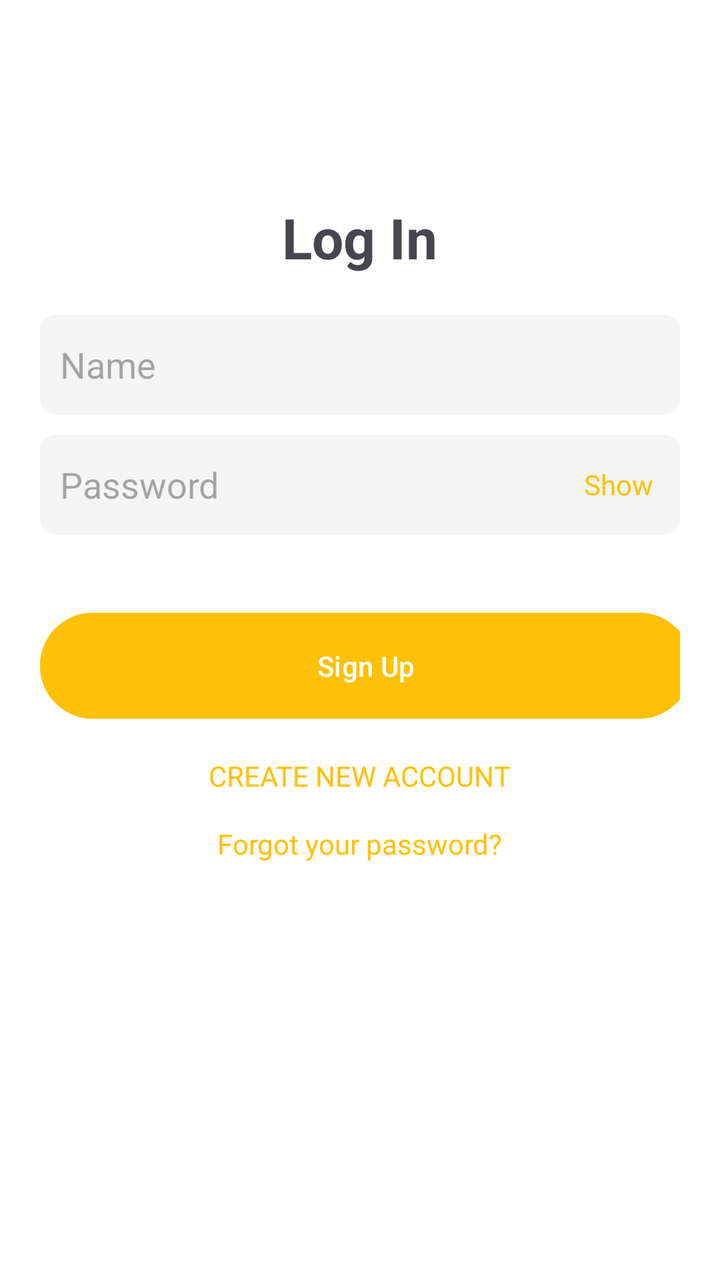
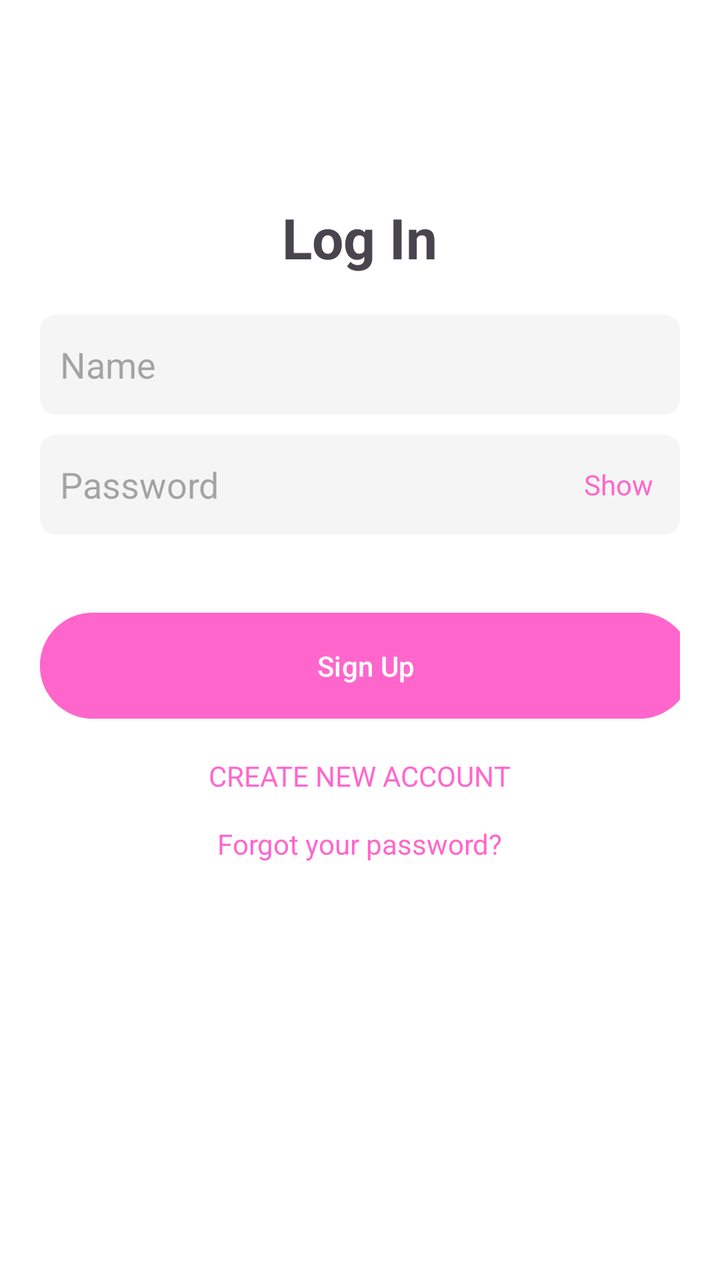

Compare the two renders of this Android layout. The source of the first and the diff that turns it into the second are given below.
<!-- AndroidManifest.xml: application theme Theme.Taxibooking -->
<!-- res/layout/activity_login.xml -->
<?xml version="1.0" encoding="utf-8"?>
<LinearLayout xmlns:android="http://schemas.android.com/apk/res/android"
    xmlns:app="http://schemas.android.com/apk/res-auto"
    xmlns:tools="http://schemas.android.com/tools"
    android:id="@+id/main"
    android:layout_width="match_parent"
    android:layout_height="match_parent"
    android:background="#FFFFFF"
    android:orientation="vertical"
    android:padding="20dp"
    tools:context=".Login">


    
    <TextView
        android:layout_width="wrap_content"
        android:layout_height="wrap_content"
        android:text="Log In"
        android:textSize="28sp"

        android:textStyle="bold"
        android:layout_marginTop="80dp"
        android:layout_gravity="center_horizontal" />

    









    
    <EditText
        android:id="@+id/etName"
        android:layout_width="match_parent"
        android:layout_height="50dp"
        android:hint="Name"
        android:background="@drawable/edittext_background"
        android:padding="10dp"
        android:layout_marginTop="20dp" />

    
    <RelativeLayout
        android:layout_width="match_parent"
        android:layout_height="50dp"
        android:layout_marginTop="10dp"

        android:background="@drawable/edittext_background">

        <EditText
            android:id="@+id/etPassword"
            android:layout_width="match_parent"
            android:layout_height="match_parent"
            android:layout_toStartOf="@id/ivTogglePassword"
            android:background="@android:color/transparent"
            android:hint="Password"
            android:inputType="textPassword"
            android:padding="10dp" />

        <TextView
            android:id="@+id/ivTogglePassword"
            android:layout_width="49dp"
            android:layout_height="32dp"
            android:gravity="center"
            android:textColor="#FFC107"
            android:layout_alignParentEnd="true"
            android:layout_centerVertical="true"
            android:layout_marginEnd="6dp"

            android:text="Show" />
    </RelativeLayout>


    








    
    <Button
        android:id="@+id/btnSignUp"
        android:layout_width="326dp"
        android:layout_height="61dp"

        android:layout_marginTop="35dp"
        android:backgroundTint="#FFC107"
        android:text="Sign Up"
        android:textColor="#FFFFFF" />

    
    <TextView
        android:id="@+id/tvcreatenewaccount"
        android:layout_width="wrap_content"
        android:layout_height="wrap_content"
        android:text="CREATE NEW ACCOUNT"
        android:textColor="#FFC107"
        android:textSize="14sp"
        android:layout_marginTop="15dp"
        android:layout_gravity="center_horizontal" />
    <TextView
        android:id="@+id/tvForgotPassword"
        android:layout_width="wrap_content"
        android:layout_height="wrap_content"
        android:text="Forgot your password?"
        android:textColor="#FFC107"
        android:textSize="14sp"
        android:layout_marginTop="15dp"
        android:layout_gravity="center_horizontal" />

</LinearLayout>
<!-- resources referenced by this layout -->
<resources>
  <!-- drawable edittext_background (drawable) -->
  <?xml version="1.0" encoding="utf-8"?>
  <shape xmlns:android="http://schemas.android.com/apk/res/android" android:shape="rectangle">
      <solid android:color="#F5F5F5" />
      <corners android:radius="8dp" />
  </shape>
  <style name="Theme.Taxibooking" parent="Base.Theme.Taxibooking" />
  <style name="Base.Theme.Taxibooking" parent="Theme.Material3.DayNight.NoActionBar">
          
          
      </style>
</resources>

<!-- the commit's change to res/layout/activity_login.xml (unified diff, before → after) -->
@@ -65,7 +65,7 @@
             android:layout_width="49dp"
             android:layout_height="32dp"
             android:gravity="center"
-            android:textColor="#FFC107"
+            android:textColor="#FF66CC"
             android:layout_alignParentEnd="true"
             android:layout_centerVertical="true"
             android:layout_marginEnd="6dp"
@@ -90,7 +90,7 @@
         android:layout_height="61dp"
 
         android:layout_marginTop="35dp"
-        android:backgroundTint="#FFC107"
+        android:backgroundTint="@color/pink"
         android:text="Sign Up"
         android:textColor="#FFFFFF" />
 
@@ -100,16 +100,16 @@
         android:layout_width="wrap_content"
         android:layout_height="wrap_content"
         android:text="CREATE NEW ACCOUNT"
-        android:textColor="#FFC107"
+        android:textColor="@color/pink"
         android:textSize="14sp"
         android:layout_marginTop="15dp"
         android:layout_gravity="center_horizontal" />
     <TextView
-        android:id="@+id/tvForgotPassword"
+        android:id="@+id/ForgotPassword"
         android:layout_width="wrap_content"
         android:layout_height="wrap_content"
         android:text="Forgot your password?"
-        android:textColor="#FFC107"
+        android:textColor="@color/pink"
         android:textSize="14sp"
         android:layout_marginTop="15dp"
         android:layout_gravity="center_horizontal" />
<!-- resource entries referenced after the edit -->
@@ -1,5 +1,9 @@
 <!-- resources referenced by this layout -->
 <resources>
+  <color name="pink">#FF66CC</color>
+  
+  
+      #F2CB02
   <!-- drawable edittext_background (drawable) -->
   <?xml version="1.0" encoding="utf-8"?>
   <shape xmlns:android="http://schemas.android.com/apk/res/android" android:shape="rectangle">
